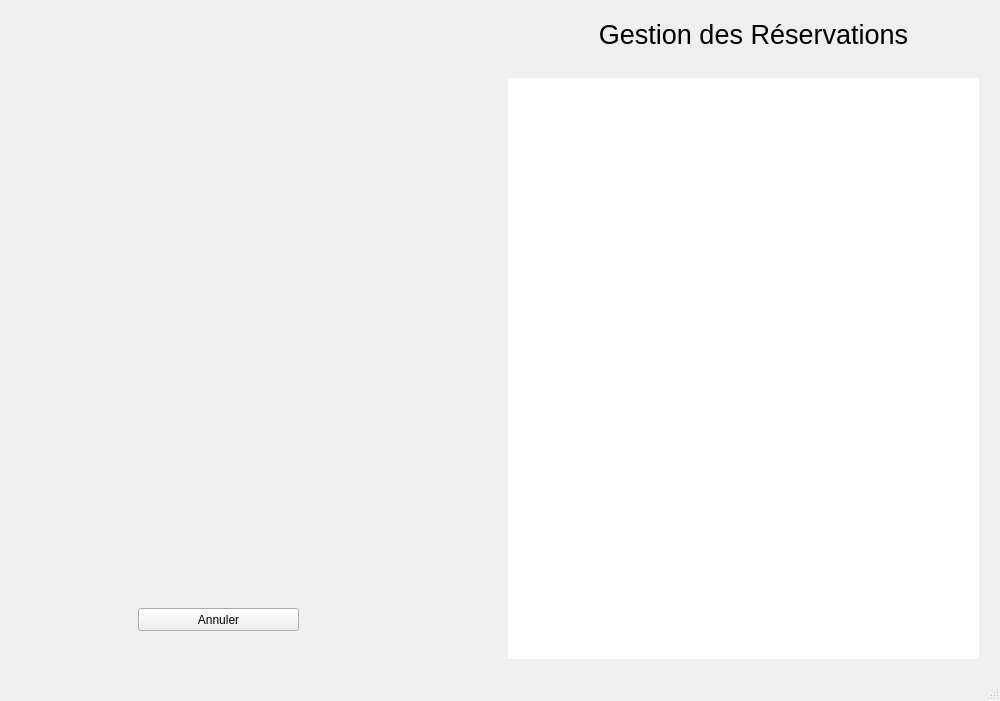
TanguyJ44/Mouriesse-Palace, file mainwindow.ui: the form before one commit.
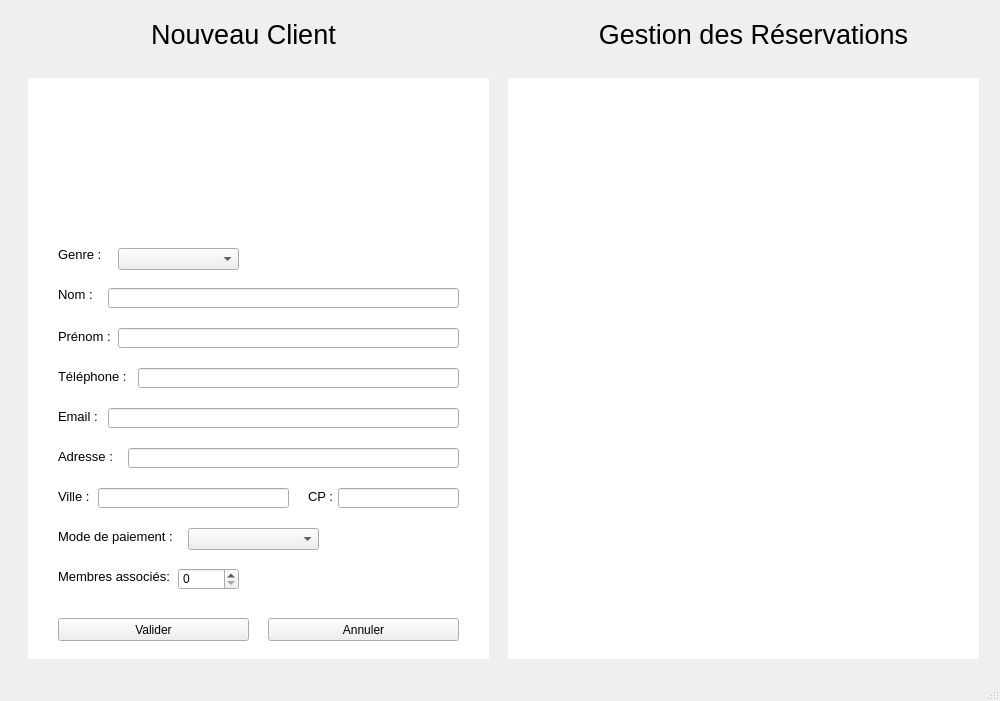
The form after the commit. The open tabs and pages were chosen to show the change. Icons and pictures are not drawn. Custom widgets are drawn as their Qt base class.

Commit message: update client object & create client system

```diff
--- a/mainwindow.ui
+++ b/mainwindow.ui
@@ -485,9 +485,9 @@
        <widget class="QPushButton" name="pushButtonAddCancel">
         <property name="geometry">
          <rect>
-          <x>130</x>
-          <y>610</y>
-          <width>161</width>
+          <x>260</x>
+          <y>620</y>
+          <width>191</width>
           <height>23</height>
          </rect>
         </property>
@@ -495,6 +495,377 @@
          <string>Annuler</string>
         </property>
        </widget>
+       <widget class="QLabel" name="labelTitleClientAdd">
+        <property name="geometry">
+         <rect>
+          <x>80</x>
+          <y>20</y>
+          <width>311</width>
+          <height>33</height>
+         </rect>
+        </property>
+        <property name="font">
+         <font>
+          <pointsize>20</pointsize>
+         </font>
+        </property>
+        <property name="text">
+         <string>Nouveau Client</string>
+        </property>
+        <property name="alignment">
+         <set>Qt::AlignCenter</set>
+        </property>
+       </widget>
+       <widget class="QLabel" name="labelBgClientAdd">
+        <property name="geometry">
+         <rect>
+          <x>20</x>
+          <y>80</y>
+          <width>461</width>
+          <height>581</height>
+         </rect>
+        </property>
+        <property name="styleSheet">
+         <string notr="true">background-color: white;</string>
+        </property>
+        <property name="text">
+         <string/>
+        </property>
+       </widget>
+       <widget class="QLabel" name="labelAddGenre">
+        <property name="geometry">
+         <rect>
+          <x>50</x>
+          <y>250</y>
+          <width>47</width>
+          <height>13</height>
+         </rect>
+        </property>
+        <property name="font">
+         <font>
+          <pointsize>10</pointsize>
+         </font>
+        </property>
+        <property name="text">
+         <string>Genre :</string>
+        </property>
+       </widget>
+       <widget class="QLabel" name="labelLogoClientAdd">
+        <property name="geometry">
+         <rect>
+          <x>190</x>
+          <y>90</y>
+          <width>131</width>
+          <height>141</height>
+         </rect>
+        </property>
+        <property name="text">
+         <string/>
+        </property>
+        <property name="pixmap">
+         <pixmap>../../Desktop/res/user-max.png</pixmap>
+        </property>
+       </widget>
+       <widget class="QComboBox" name="comboBoxAddGenre">
+        <property name="geometry">
+         <rect>
+          <x>110</x>
+          <y>250</y>
+          <width>121</width>
+          <height>22</height>
+         </rect>
+        </property>
+       </widget>
+       <widget class="QLabel" name="labelAddLastName">
+        <property name="geometry">
+         <rect>
+          <x>50</x>
+          <y>290</y>
+          <width>47</width>
+          <height>13</height>
+         </rect>
+        </property>
+        <property name="font">
+         <font>
+          <pointsize>10</pointsize>
+         </font>
+        </property>
+        <property name="text">
+         <string>Nom :</string>
+        </property>
+       </widget>
+       <widget class="QLineEdit" name="lineEditAddLastName">
+        <property name="geometry">
+         <rect>
+          <x>100</x>
+          <y>290</y>
+          <width>351</width>
+          <height>20</height>
+         </rect>
+        </property>
+       </widget>
+       <widget class="QLabel" name="labelAddFirstName">
+        <property name="geometry">
+         <rect>
+          <x>50</x>
+          <y>330</y>
+          <width>61</width>
+          <height>16</height>
+         </rect>
+        </property>
+        <property name="font">
+         <font>
+          <pointsize>10</pointsize>
+         </font>
+        </property>
+        <property name="text">
+         <string>Prénom :</string>
+        </property>
+       </widget>
+       <widget class="QLineEdit" name="lineEditAddFirstName">
+        <property name="geometry">
+         <rect>
+          <x>110</x>
+          <y>330</y>
+          <width>341</width>
+          <height>20</height>
+         </rect>
+        </property>
+       </widget>
+       <widget class="QLabel" name="labelAddPhone">
+        <property name="geometry">
+         <rect>
+          <x>50</x>
+          <y>370</y>
+          <width>71</width>
+          <height>16</height>
+         </rect>
+        </property>
+        <property name="font">
+         <font>
+          <pointsize>10</pointsize>
+         </font>
+        </property>
+        <property name="text">
+         <string>Téléphone :</string>
+        </property>
+       </widget>
+       <widget class="QLabel" name="labelAddEmail">
+        <property name="geometry">
+         <rect>
+          <x>50</x>
+          <y>410</y>
+          <width>41</width>
+          <height>16</height>
+         </rect>
+        </property>
+        <property name="font">
+         <font>
+          <pointsize>10</pointsize>
+         </font>
+        </property>
+        <property name="text">
+         <string>Email :</string>
+        </property>
+       </widget>
+       <widget class="QLineEdit" name="lineEditAddPhone">
+        <property name="geometry">
+         <rect>
+          <x>130</x>
+          <y>370</y>
+          <width>321</width>
+          <height>20</height>
+         </rect>
+        </property>
+       </widget>
+       <widget class="QLineEdit" name="lineEditAddEmail">
+        <property name="geometry">
+         <rect>
+          <x>100</x>
+          <y>410</y>
+          <width>351</width>
+          <height>20</height>
+         </rect>
+        </property>
+       </widget>
+       <widget class="QLabel" name="labelAddAddress">
+        <property name="geometry">
+         <rect>
+          <x>50</x>
+          <y>450</y>
+          <width>61</width>
+          <height>16</height>
+         </rect>
+        </property>
+        <property name="font">
+         <font>
+          <pointsize>10</pointsize>
+         </font>
+        </property>
+        <property name="text">
+         <string>Adresse :</string>
+        </property>
+       </widget>
+       <widget class="QLineEdit" name="lineEditAddAddress">
+        <property name="geometry">
+         <rect>
+          <x>120</x>
+          <y>450</y>
+          <width>331</width>
+          <height>20</height>
+         </rect>
+        </property>
+       </widget>
+       <widget class="QLabel" name="labelAddCity">
+        <property name="geometry">
+         <rect>
+          <x>50</x>
+          <y>490</y>
+          <width>31</width>
+          <height>16</height>
+         </rect>
+        </property>
+        <property name="font">
+         <font>
+          <pointsize>10</pointsize>
+         </font>
+        </property>
+        <property name="text">
+         <string>Ville :</string>
+        </property>
+       </widget>
+       <widget class="QLineEdit" name="lineEditAddCity">
+        <property name="geometry">
+         <rect>
+          <x>90</x>
+          <y>490</y>
+          <width>191</width>
+          <height>20</height>
+         </rect>
+        </property>
+       </widget>
+       <widget class="QLabel" name="labelAddCP">
+        <property name="geometry">
+         <rect>
+          <x>300</x>
+          <y>490</y>
+          <width>31</width>
+          <height>16</height>
+         </rect>
+        </property>
+        <property name="font">
+         <font>
+          <pointsize>10</pointsize>
+         </font>
+        </property>
+        <property name="text">
+         <string>CP :</string>
+        </property>
+       </widget>
+       <widget class="QLineEdit" name="lineEditAddCP">
+        <property name="geometry">
+         <rect>
+          <x>330</x>
+          <y>490</y>
+          <width>121</width>
+          <height>20</height>
+         </rect>
+        </property>
+       </widget>
+       <widget class="QLabel" name="labelAddPay">
+        <property name="geometry">
+         <rect>
+          <x>50</x>
+          <y>530</y>
+          <width>121</width>
+          <height>16</height>
+         </rect>
+        </property>
+        <property name="font">
+         <font>
+          <pointsize>10</pointsize>
+         </font>
+        </property>
+        <property name="text">
+         <string>Mode de paiement :</string>
+        </property>
+       </widget>
+       <widget class="QComboBox" name="comboBoxAddPay">
+        <property name="geometry">
+         <rect>
+          <x>180</x>
+          <y>530</y>
+          <width>131</width>
+          <height>22</height>
+         </rect>
+        </property>
+       </widget>
+       <widget class="QLabel" name="labelAddAssoc">
+        <property name="geometry">
+         <rect>
+          <x>50</x>
+          <y>570</y>
+          <width>111</width>
+          <height>16</height>
+         </rect>
+        </property>
+        <property name="font">
+         <font>
+          <pointsize>10</pointsize>
+         </font>
+        </property>
+        <property name="text">
+         <string>Membres associés:</string>
+        </property>
+       </widget>
+       <widget class="QSpinBox" name="spinBoxAddAssoc">
+        <property name="geometry">
+         <rect>
+          <x>170</x>
+          <y>570</y>
+          <width>61</width>
+          <height>22</height>
+         </rect>
+        </property>
+       </widget>
+       <widget class="QPushButton" name="pushButtonAddValide">
+        <property name="geometry">
+         <rect>
+          <x>50</x>
+          <y>620</y>
+          <width>191</width>
+          <height>23</height>
+         </rect>
+        </property>
+        <property name="text">
+         <string>Valider</string>
+        </property>
+       </widget>
+       <zorder>labelTitleClientAdd</zorder>
+       <zorder>labelBgClientAdd</zorder>
+       <zorder>pushButtonAddCancel</zorder>
+       <zorder>labelAddGenre</zorder>
+       <zorder>labelLogoClientAdd</zorder>
+       <zorder>comboBoxAddGenre</zorder>
+       <zorder>labelAddLastName</zorder>
+       <zorder>lineEditAddLastName</zorder>
+       <zorder>labelAddFirstName</zorder>
+       <zorder>lineEditAddFirstName</zorder>
+       <zorder>labelAddPhone</zorder>
+       <zorder>labelAddEmail</zorder>
+       <zorder>lineEditAddPhone</zorder>
+       <zorder>lineEditAddEmail</zorder>
+       <zorder>labelAddAddress</zorder>
+       <zorder>lineEditAddAddress</zorder>
+       <zorder>labelAddCity</zorder>
+       <zorder>lineEditAddCity</zorder>
+       <zorder>labelAddCP</zorder>
+       <zorder>lineEditAddCP</zorder>
+       <zorder>labelAddPay</zorder>
+       <zorder>comboBoxAddPay</zorder>
+       <zorder>labelAddAssoc</zorder>
+       <zorder>spinBoxAddAssoc</zorder>
+       <zorder>pushButtonAddValide</zorder>
       </widget>
      </widget>
      <widget class="QStackedWidget" name="stackedWidgetRight">
```
Left out of the diff: 191 changed lines with no effect on the pictures. The commit also changes 7 other files.
